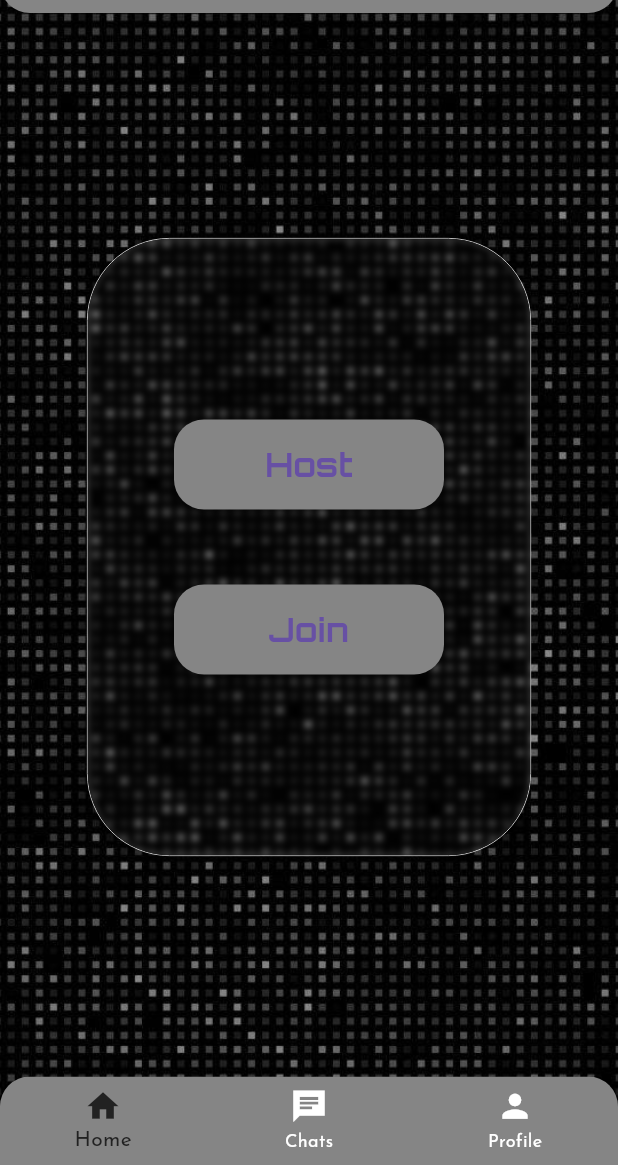
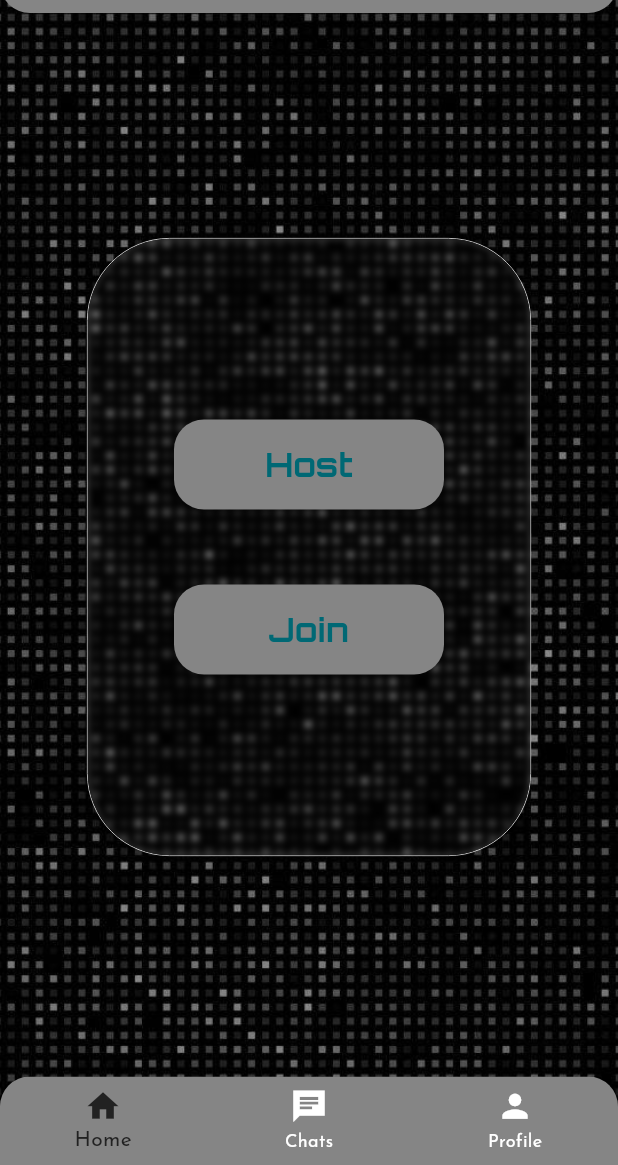
Before and after one commit to AbhiCrackerOfficial/BoTing, a Flutter app: the screen it shows after launch, on a phone screen of 412 x 824 dp, the part 71-1236 px from its top. Run offline on Flutter 3.47's test engine with Material 3 defaults, Android fonts, the phone set to English and light mode, and no system bars; drawn by our look-alikes of blurrycontainer; our stand-ins replace animated_splash_screen, flutter_colorpicker, flutter_dotenv, google_fonts, hive, hive_flutter and 2 more; accounts and stored records are empty; network calls fail.

Commit message:
Initializing App Renovation

```diff
--- /dev/null
+++ b/lib/data/theme_data.dart
@@ -0,0 +1,18 @@
+import 'package:flutter/material.dart';
+import 'package:google_fonts/google_fonts.dart';
+
+final ThemeData lightTheme = ThemeData(
+  platform: TargetPlatform.android,
+  colorSchemeSeed: const Color.fromARGB(238, 163, 163, 163),
+  useMaterial3: true,
+  brightness: Brightness.light,
+  fontFamily: GoogleFonts.josefinSans().fontFamily,
+);
+
+final ThemeData darkTheme = ThemeData(
+  platform: TargetPlatform.android,
+  colorSchemeSeed: const Color.fromARGB(238, 163, 163, 163),
+  useMaterial3: true,
+  brightness: Brightness.dark,
+  fontFamily: GoogleFonts.josefinSans().fontFamily,
+);
--- a/lib/main.dart
+++ b/lib/main.dart
@@ -3,11 +3,10 @@ import 'package:boting/db/models/message.dart';
 import 'package:boting/db/models/room.dart';
 import 'package:boting/db/user_functions.dart';
 import 'package:hive_flutter/hive_flutter.dart';
-import 'package:boting/widgets/functions.dart';
 import 'package:flutter/material.dart';
 import 'package:boting/pages/base.dart';
 import 'package:animated_splash_screen/animated_splash_screen.dart';
-import 'package:google_fonts/google_fonts.dart';
+import 'package:boting/data/theme_data.dart';
 import 'package:page_transition/page_transition.dart';
 import 'db/models/user.dart';
 import 'package:flutter_dotenv/flutter_dotenv.dart';
@@ -40,12 +39,9 @@ class _SplashScreenState extends State<SplashScreen> {
   Widget build(BuildContext context) {
     return MaterialApp(
       title: 'BoTing',
-      theme: ThemeData(
-        primarySwatch: createMaterialColor(hexToColor('#222222')),
-        textTheme: GoogleFonts.josefinSansTextTheme(
-          Theme.of(context).textTheme,
-        ),
-      ),
+      theme:  MediaQuery.of(context).platformBrightness == Brightness.dark
+          ? darkTheme
+          : lightTheme,
       home: AnimatedSplashScreen(
         splash: Image.asset(
           'assets/images/final.png',
@@ -57,6 +53,7 @@ class _SplashScreenState extends State<SplashScreen> {
         animationDuration: const Duration(milliseconds: 1500),
         duration: 2000,
         splashIconSize: 200,
+        centered: true,
       ),
     );
   }
--- a/lib/pages/base.dart
+++ b/lib/pages/base.dart
@@ -18,7 +18,6 @@ class _ScreenManagerState extends State<ScreenManager> {
   final PageController pageController = PageController(initialPage: 0);
   void onItemTapped(int index) {
     setState(() {
-      // manage the page
       pageController.jumpToPage(index);
       selectedIndex = index;
       switchScreen(_screens[index]);
--- a/lib/pages/mainscreen.dart
+++ b/lib/pages/mainscreen.dart
@@ -55,7 +55,7 @@ class Bg extends StatelessWidget {
                         child: Text(
                           'Host',
                           style: GoogleFonts.orbitron(
-                              fontSize: 22, fontWeight: FontWeight.bold),
+                              fontSize: 22, fontWeight: FontWeight.bold,color:Theme.of(context).primaryColor),
                         ),
                       ),
                       const SizedBox(height: 50),
@@ -78,7 +78,7 @@ class Bg extends StatelessWidget {
                         child: Text(
                           'Join',
                           style: GoogleFonts.orbitron(
-                              fontSize: 22, fontWeight: FontWeight.bold),
+                              fontSize: 22, fontWeight: FontWeight.bold,color:Theme.of(context).primaryColor),
                         ),
                       ),
                     ],
```
Also changed, not shown: pubspec.lock, 1 other file.
